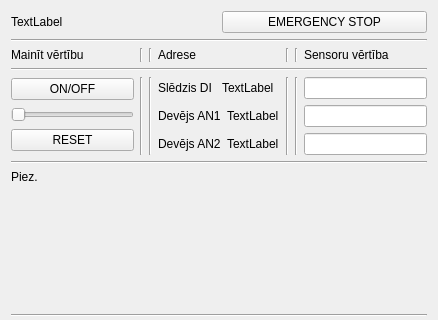
First picture: the form in widgetservice.ui, repository kasarkonic/Sauka1, before the edit; both pictures show x 0 to 438 and y 0 to 320 of the 438 by 472 pixel window.
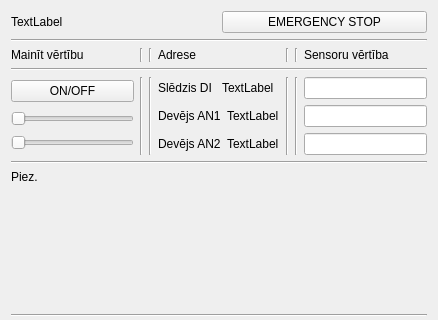
Second picture: the form after the edit.

```diff
--- a/widgetservice.ui
+++ b/widgetservice.ui
@@ -138,9 +138,9 @@
             </widget>
            </item>
            <item>
-            <widget class="QPushButton" name="pushButton_Reset">
-             <property name="text">
-              <string>RESET</string>
+            <widget class="QSlider" name="horizontalSlider_2">
+             <property name="orientation">
+              <enum>Qt::Horizontal</enum>
              </property>
             </widget>
            </item>
```
